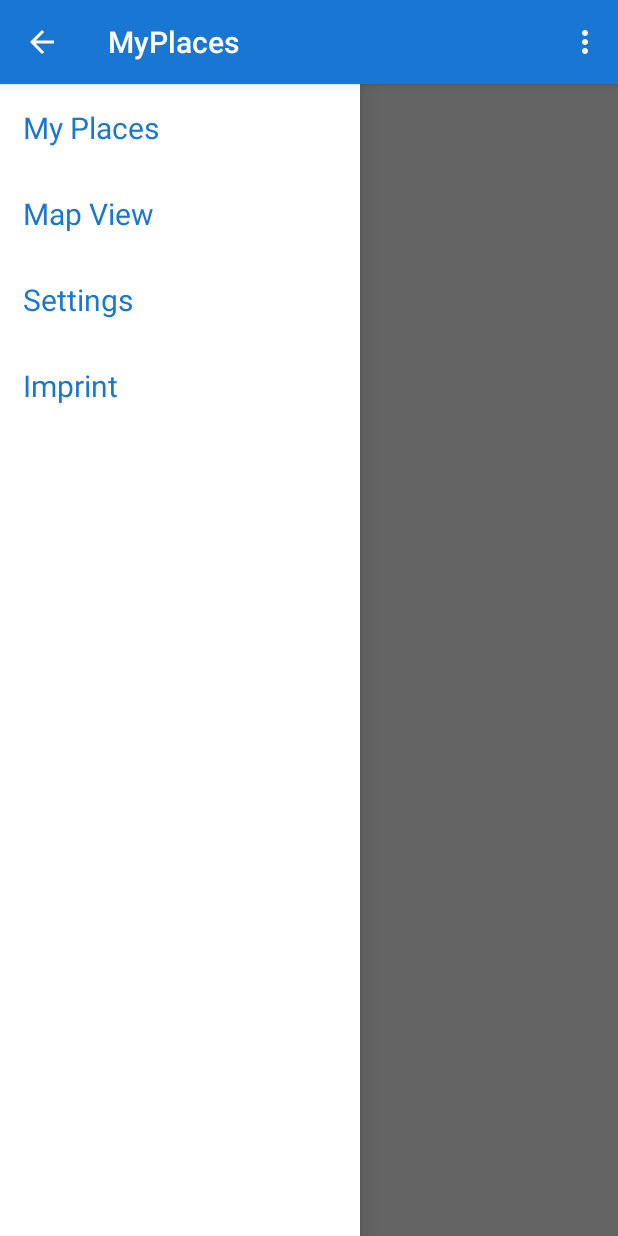
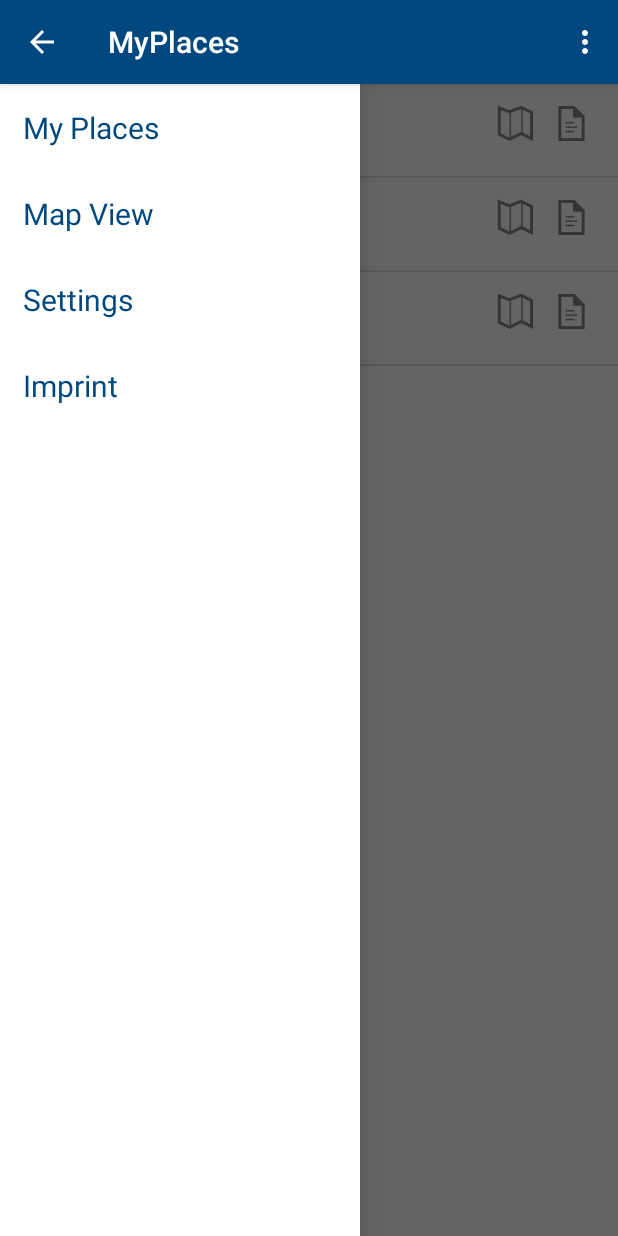
Before and after one commit to OlgaTUD/AppDevelopmentWS1516, an Android app: the screen it shows after launch (MainActivity), on a phone screen of 412 x 824 dp. Run offline under Robolectric (Android 15) with nearby library versions, the phone set to English and light mode, and no system bars; 2 statements that could not run were skipped.

Commit message:
ListView MyPlaces with dummy data

```diff
--- a/MyPlaces/app/src/main/java/com/rn/myplaces/myplaces/com/rn/myplaces/places/MyPlacesFragment.java
+++ b/MyPlaces/app/src/main/java/com/rn/myplaces/myplaces/com/rn/myplaces/places/MyPlacesFragment.java
@@ -6,6 +6,8 @@ import android.support.v4.app.Fragment;
 import android.view.LayoutInflater;
 import android.view.View;
 import android.view.ViewGroup;
+import android.widget.ArrayAdapter;
+import android.widget.ListView;
 
 import com.rn.myplaces.myplaces.MainActivity;
 import com.rn.myplaces.myplaces.R;
@@ -26,6 +28,15 @@ public class MyPlacesFragment extends Fragment {
     @Override
     public View onCreateView(LayoutInflater inflater, ViewGroup container, Bundle savedInstanceState) {
         View rootView = inflater.inflate(R.layout.myplaces, container, false);
+        ListView listview =(ListView) rootView.findViewById(R.id.list_view);
+
+        String[] places_name = new String[] {"Dresden", "Rome", "Paris"};
+        Integer[] places_count = new Integer[] {8, 12, 14};
+
+        ArrayAdapter adapter =
+                new MyPlacesListAdapter(getActivity(), R.layout.myplaces_listitem, places_name, places_count);
+        listview.setAdapter(adapter);
+
         return rootView;
     }
 
--- a/MyPlaces/app/src/main/res/layout/myplaces.xml
+++ b/MyPlaces/app/src/main/res/layout/myplaces.xml
@@ -4,7 +4,7 @@
     android:layout_height="match_parent">
 
     <ListView
-        android:id="@+id/textView1"
+        android:id="@+id/list_view"
         android:layout_width="match_parent"
         android:layout_height="match_parent"/>
 
--- a/MyPlaces/app/src/main/res/layout/myplaces_listitem.xml
+++ b/MyPlaces/app/src/main/res/layout/myplaces_listitem.xml
@@ -24,6 +24,8 @@
             android:id="@+id/place_name"
             android:layout_width="wrap_content"
             android:layout_height="wrap_content"
+            android:textColor="@color/blue1"
+            android:textSize="16dp"
             android:layout_toRightOf="@+id/icon"
             android:text="Dresden"/>
         <TextView
@@ -31,6 +33,8 @@
             android:layout_width="wrap_content"
             android:layout_height="wrap_content"
             android:layout_toRightOf="@+id/icon"
+            android:textColor="@color/grey2"
+            android:textSize="14dp"
             android:text="8 Places"/>
     </LinearLayout>
 
@@ -48,14 +52,16 @@
         android:id="@+id/icon_mapview"
         android:layout_width="wrap_content"
         android:layout_height="wrap_content"
-        android:background="@drawable/ic_action_m1"/>
+        android:layout_marginRight="5dp"
+        android:background="@drawable/ic_action_map"/>
 
     <ImageView
         android:id="@+id/icon_listview"
         android:layout_width="wrap_content"
         android:layout_height="wrap_content"
         android:layout_toRightOf="@+id/icon_mapview"
-        android:background="@drawable/ic_action_m1"/>
+        android:layout_marginRight="5dp"
+        android:background="@drawable/ic_action_list"/>
 
     </LinearLayout>
 
--- a/MyPlaces/app/src/main/res/values/color.xml
+++ b/MyPlaces/app/src/main/res/values/color.xml
@@ -9,12 +9,17 @@
 
 
     <!-- Blue -->
-    <color name="blue1">#1976D2</color>
+    <color name="blue1">#00487f</color>
     <color name="blue2">#2979FF</color>
     <color name="blue3">#448AFF</color>
     <color name="blue4">#82B1FF</color>
     <color name="blue5">#C0E0EF</color>
     <color name="marker">#EC407A</color>
 
+    <!-- Grey -->
+    <color name="grey1">#4d4d4d</color>
+    <color name="grey2">#747474</color>
+    <color name="grey3">#acacac</color>
+
 
 </resources>
```
Also changed, not shown: MyPlaces/app/src/main/java/com/rn/myplaces/myplaces/com/rn/myplaces/places/MyPlacesListAdapter.java (+18 -72 lines), MyPlaces/app/src/main/res/drawable-hdpi/ic_action.png (added), MyPlaces/app/src/main/res/drawable-hdpi/ic_action_list.png (added), MyPlaces/app/src/main/res/drawable-mdpi/ic_action_list.png (added), MyPlaces/app/src/main/res/drawable-mdpi/ic_action_map.png (added), MyPlaces/app/src/main/res/drawable-xhdpi/ic_action_list.png (added), MyPlaces/app/src/main/res/drawable-xhdpi/ic_action_map.png (added), MyPlaces/app/src/main/res/drawable-xxhdpi/ic_action_list.png (added), MyPlaces/app/src/main/res/drawable-xxhdpi/ic_action_map.png (added), 1 other file.
